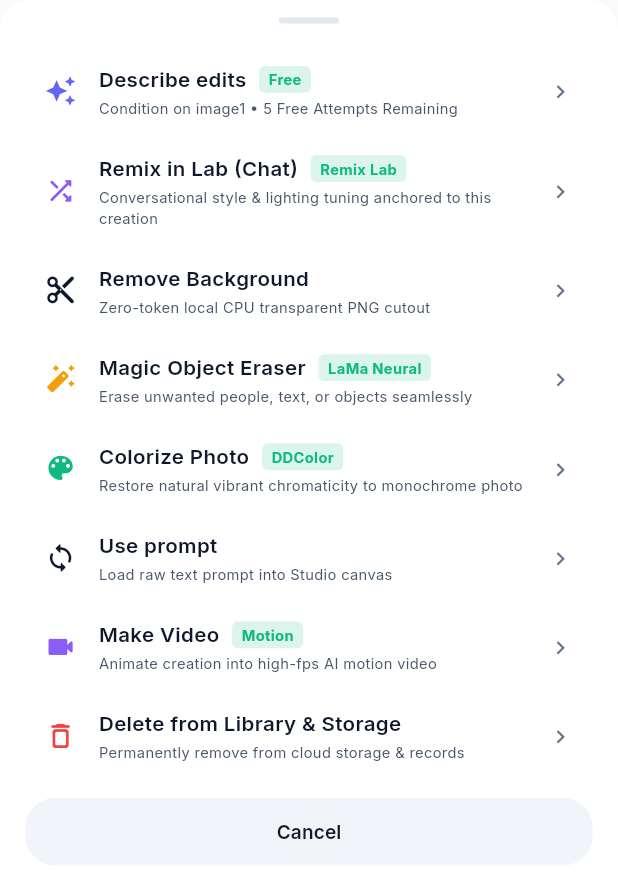
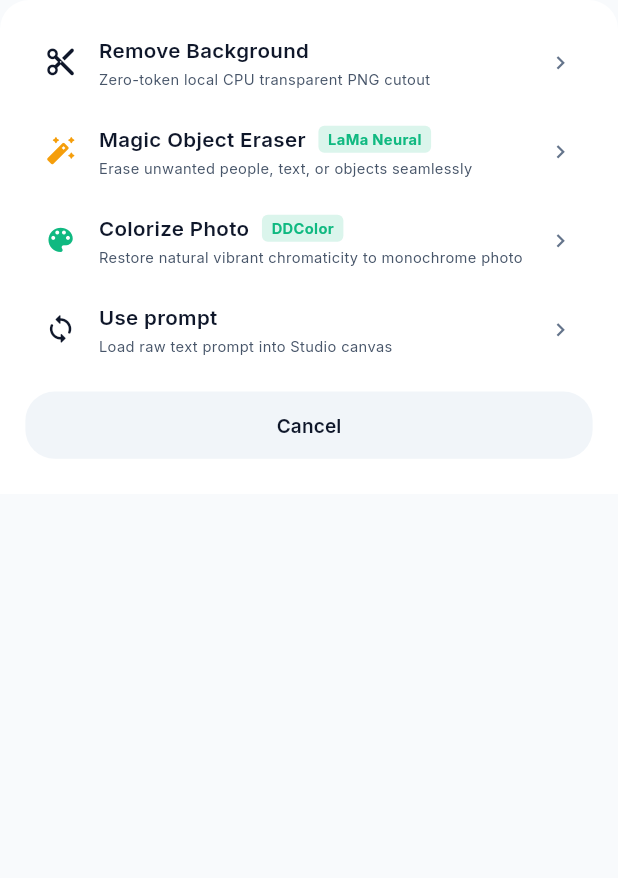
Before and after one commit to RitutoshAeologic/craftai_studio_mobile, a Flutter app: the StudioImageEditActionsSheet widget shown alone on an empty page, opened directly with empty values, on a phone screen of 412 x 824 dp. Shown: the top 878 px of the screen. Run offline on Flutter 3.47's test engine with Material 3 defaults, Android fonts, the phone set to English and light mode, and no system bars; our stand-ins replace cached_network_image, connectivity_plus, dio, flutter_screenutil, get, google_fonts and 2 more; accounts and stored records are empty; network calls fail.

Commit message:
Removed the unwanted widgets

```diff
--- a/lib/features/studio/presentation/widgets/studio_image_edit_actions_sheet.dart
+++ b/lib/features/studio/presentation/widgets/studio_image_edit_actions_sheet.dart
@@ -53,55 +53,55 @@
             mainAxisSize: MainAxisSize.min,
             children: [
               // Drag Pill Handle
-              Container(
-                width: 38.w,
-                height: 4.h,
-                margin: EdgeInsets.only(bottom: 16.h),
-                decoration: BoxDecoration(
-                  color: AppColors.border,
-                  borderRadius: BorderRadius.circular(AppDimens.radiusRound),
-                ),
-              ),
-
-              // Option 1: Describe edits
-              Obx(() => _buildActionItem(
-                icon: Icons.auto_awesome,
-                iconColor: AppColors.primary,
-                title: 'Describe edits',
-                subtitle: studioCtrl.freeEditAttemptsRemaining.value > 0
-                    ? 'Condition on image1 • ${studioCtrl.freeEditAttemptsRemaining.value} Free Attempts Remaining'
-                    : 'Condition on image1 with prompt deltas',
-                badge: studioCtrl.freeEditAttemptsRemaining.value > 0 ? 'Free' : null,
-                onTap: () {
-                  Navigator.of(context).pop();
-                  studioCtrl.loadForImageEdit(imageUrl: job.previewUrl, initialPrompt: job.prompt);
-                  shellCtrl.switchTab(1);
-                },
-              )),
+              // Container(
+              //   width: 38.w,
+              //   height: 4.h,
+              //   margin: EdgeInsets.only(bottom: 16.h),
+              //   decoration: BoxDecoration(
+              //     color: AppColors.border,
+              //     borderRadius: BorderRadius.circular(AppDimens.radiusRound),
+              //   ),
+              // ),
+              //
+              // // Option 1: Describe edits
+              // Obx(() => _buildActionItem(
+              //   icon: Icons.auto_awesome,
+              //   iconColor: AppColors.primary,
+              //   title: 'Describe edits',
+              //   subtitle: studioCtrl.freeEditAttemptsRemaining.value > 0
+              //       ? 'Condition on image1 • ${studioCtrl.freeEditAttemptsRemaining.value} Free Attempts Remaining'
+              //       : 'Condition on image1 with prompt deltas',
+              //   badge: studioCtrl.freeEditAttemptsRemaining.value > 0 ? 'Free' : null,
+              //   onTap: () {
+              //     Navigator.of(context).pop();
+              //     studioCtrl.loadForImageEdit(imageUrl: job.previewUrl, initialPrompt: job.prompt);
+              //     shellCtrl.switchTab(1);
+              //   },
+              // )),
 
               // Option 2: Remix in Lab (Conversational Chat)
-              _buildActionItem(
-                icon: Icons.shuffle_rounded,
-                iconColor: AppColors.purpleAccent,
-                title: 'Remix in Lab (Chat)',
-                subtitle: 'Conversational style & lighting tuning anchored to this creation',
-                badge: 'Remix Lab',
-                onTap: () {
-                  Navigator.of(context).pop();
-                  WidgetsBinding.instance.addPostFrameCallback((_) {
-                    Get.to(
-                      () => const RemixChatView(),
-                      arguments: {
-                        'anchorImageUrl': job.previewUrl,
-                        'sourceType': 'library',
-                        'initialPrompt': job.prompt,
-                        'authorName': 'Your Creation',
-                      },
-                      transition: Transition.rightToLeft,
-                    );
-                  });
-                },
-              ),
+              // _buildActionItem(
+              //   icon: Icons.shuffle_rounded,
+              //   iconColor: AppColors.purpleAccent,
+              //   title: 'Remix in Lab (Chat)',
+              //   subtitle: 'Conversational style & lighting tuning anchored to this creation',
+              //   badge: 'Remix Lab',
+              //   onTap: () {
+              //     Navigator.of(context).pop();
+              //     WidgetsBinding.instance.addPostFrameCallback((_) {
+              //       Get.to(
+              //         () => const RemixChatView(),
+              //         arguments: {
+              //           'anchorImageUrl': job.previewUrl,
+              //           'sourceType': 'library',
+              //           'initialPrompt': job.prompt,
+              //           'authorName': 'Your Creation',
+              //         },
+              //         transition: Transition.rightToLeft,
+              //       );
+              //     });
+              //   },
+              // ),
 
               // Option 3: Remove Background
               _buildActionItem(
@@ -165,37 +165,37 @@
               ),
 
               // Option 5: Make Video
-              _buildActionItem(
-                icon: Icons.videocam_rounded,
-                iconColor: AppColors.purpleAccent,
-                title: 'Make Video',
-                subtitle: 'Animate creation into high-fps AI motion video',
-                badge: 'Motion',
-                onTap: () {
-                  Navigator.of(context).pop();
-                  Get.snackbar(
-                    'Make Video 🎬',
-                    'Motion Video diffusion is queued for the upcoming update! Stay tuned.',
-                    snackPosition: SnackPosition.BOTTOM,
-                    backgroundColor: AppColors.surface,
-                    colorText: AppColors.primary,
-                    icon: Icon(Icons.movie_creation_outlined, color: AppColors.purpleAccent),
-                    duration: const Duration(seconds: 3),
-                  );
-                },
-              ),
+              // _buildActionItem(
+              //   icon: Icons.videocam_rounded,
+              //   iconColor: AppColors.purpleAccent,
+              //   title: 'Make Video',
+              //   subtitle: 'Animate creation into high-fps AI motion video',
+              //   badge: 'Motion',
+              //   onTap: () {
+              //     Navigator.of(context).pop();
+              //     Get.snackbar(
+              //       'Make Video 🎬',
+              //       'Motion Video diffusion is queued for the upcoming update! Stay tuned.',
+              //       snackPosition: SnackPosition.BOTTOM,
+              //       backgroundColor: AppColors.surface,
+              //       colorText: AppColors.primary,
+              //       icon: Icon(Icons.movie_creation_outlined, color: AppColors.purpleAccent),
+              //       duration: const Duration(seconds: 3),
+              //     );
+              //   },
+              // ),
 
               // Option 7: Delete from Library & Storage
-              _buildActionItem(
-                icon: Icons.delete_outline_rounded,
-                iconColor: AppColors.accentError,
-                title: 'Delete from Library & Storage',
-                subtitle: 'Permanently remove from cloud storage & records',
-                onTap: () {
-                  Navigator.of(context).pop();
-                  _confirmDeleteSheet(context);
-                },
-              ),
+              // _buildActionItem(
+              //   icon: Icons.delete_outline_rounded,
+              //   iconColor: AppColors.accentError,
+              //   title: 'Delete from Library & Storage',
+              //   subtitle: 'Permanently remove from cloud storage & records',
+              //   onTap: () {
+              //     Navigator.of(context).pop();
+              //     _confirmDeleteSheet(context);
+              //   },
+              // ),
 
               SizedBox(height: 12.h),
 
```
Also changed, not shown: lib/features/library/views/creation_detail_view.dart (+4 -4 lines), 1 other file.
